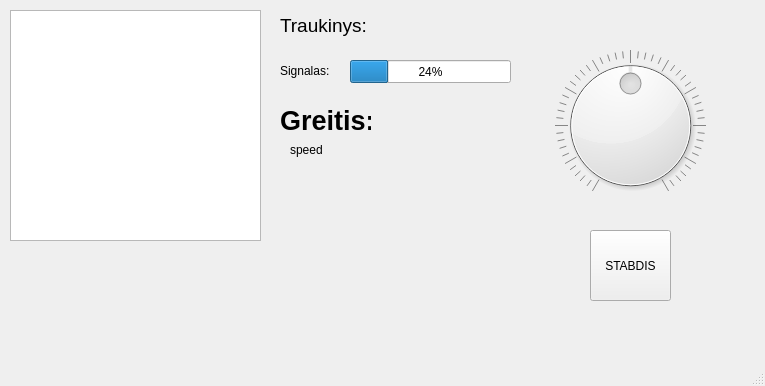
The window that RadioDriver/Release/interface.ui (walmis/Traukinys) describes before a commit, drawn with Qt 5.
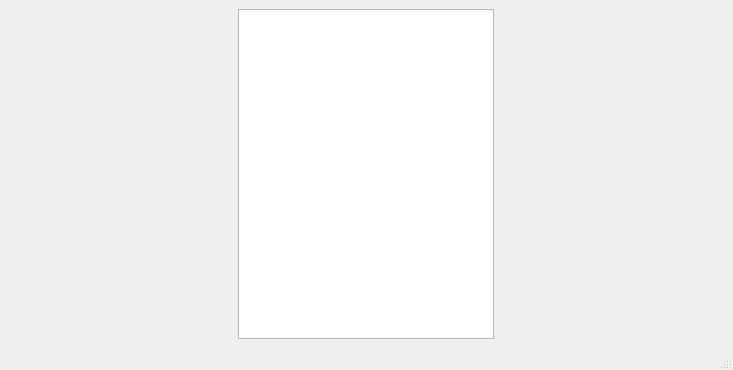
The same window after the commit.

The edit to the form file:
```diff
--- a/RadioDriver/Release/interface.ui
+++ b/RadioDriver/Release/interface.ui
@@ -6,133 +6,32 @@
    <rect>
     <x>0</x>
     <y>0</y>
-    <width>765</width>
-    <height>386</height>
+    <width>733</width>
+    <height>370</height>
    </rect>
   </property>
   <property name="windowTitle">
    <string>MainWindow</string>
   </property>
   <widget class="QWidget" name="centralwidget">
-   <widget class="QListView" name="listView">
-    <property name="geometry">
-     <rect>
-      <x>10</x>
-      <y>10</y>
-      <width>251</width>
-      <height>231</height>
-     </rect>
-    </property>
-   </widget>
-   <widget class="QDial" name="dial">
-    <property name="geometry">
-     <rect>
-      <x>550</x>
-      <y>50</y>
-      <width>161</width>
-      <height>151</height>
-     </rect>
-    </property>
-    <property name="minimum">
-     <number>-100</number>
-    </property>
-    <property name="maximum">
-     <number>100</number>
-    </property>
-    <property name="singleStep">
-     <number>1</number>
-    </property>
-    <property name="wrapping">
-     <bool>false</bool>
-    </property>
-    <property name="notchesVisible">
-     <bool>true</bool>
-    </property>
-   </widget>
-   <widget class="QLabel" name="label">
-    <property name="geometry">
-     <rect>
-      <x>280</x>
-      <y>100</y>
-      <width>91</width>
-      <height>41</height>
-     </rect>
-    </property>
-    <property name="text">
-     <string>&lt;html&gt;&lt;head/&gt;&lt;body&gt;&lt;p&gt;&lt;span style=&quot; font-size:20pt; font-weight:600;&quot;&gt;Greitis:&lt;/span&gt;&lt;/p&gt;&lt;/body&gt;&lt;/html&gt;</string>
-    </property>
-    <property name="textFormat">
-     <enum>Qt::RichText</enum>
-    </property>
-   </widget>
-   <widget class="QLabel" name="label_2">
-    <property name="geometry">
-     <rect>
-      <x>290</x>
-      <y>140</y>
-      <width>111</width>
-      <height>20</height>
-     </rect>
-    </property>
-    <property name="text">
-     <string>speed</string>
-    </property>
-   </widget>
-   <widget class="QProgressBar" name="progressBar">
-    <property name="geometry">
-     <rect>
-      <x>350</x>
-      <y>60</y>
-      <width>161</width>
-      <height>23</height>
-     </rect>
-    </property>
-    <property name="value">
-     <number>24</number>
-    </property>
-   </widget>
-   <widget class="QLabel" name="label_3">
-    <property name="geometry">
-     <rect>
-      <x>280</x>
-      <y>60</y>
-      <width>66</width>
-      <height>21</height>
-     </rect>
-    </property>
-    <property name="text">
-     <string>Signalas:</string>
-    </property>
-   </widget>
-   <widget class="QLabel" name="label_4">
-    <property name="geometry">
-     <rect>
-      <x>280</x>
-      <y>10</y>
-      <width>141</width>
-      <height>31</height>
-     </rect>
-    </property>
-    <property name="text">
-     <string>&lt;html&gt;&lt;head/&gt;&lt;body&gt;&lt;p&gt;&lt;span style=&quot; font-size:14pt;&quot;&gt;Traukinys:&lt;/span&gt;&lt;/p&gt;&lt;/body&gt;&lt;/html&gt;</string>
-    </property>
-    <property name="textFormat">
-     <enum>Qt::RichText</enum>
-    </property>
-   </widget>
-   <widget class="QPushButton" name="pushButton">
-    <property name="geometry">
-     <rect>
-      <x>590</x>
-      <y>230</y>
-      <width>81</width>
-      <height>71</height>
-     </rect>
-    </property>
-    <property name="text">
-     <string>STABDIS</string>
-    </property>
-   </widget>
+   <property name="enabled">
+    <bool>true</bool>
+   </property>
+   <layout class="QHBoxLayout" name="horizontalLayout_2">
+    <item>
+     <widget class="QListView" name="listView">
+      <property name="sizePolicy">
+       <sizepolicy hsizetype="Fixed" vsizetype="Expanding">
+        <horstretch>0</horstretch>
+        <verstretch>0</verstretch>
+       </sizepolicy>
+      </property>
+     </widget>
+    </item>
+    <item>
+     <layout class="QHBoxLayout" name="traukiniai" stretch=""/>
+    </item>
+   </layout>
   </widget>
   <widget class="QMenuBar" name="menubar">
    <property name="geometry">
```
Left out of the diff: 2 changed lines with no effect on the pictures.
